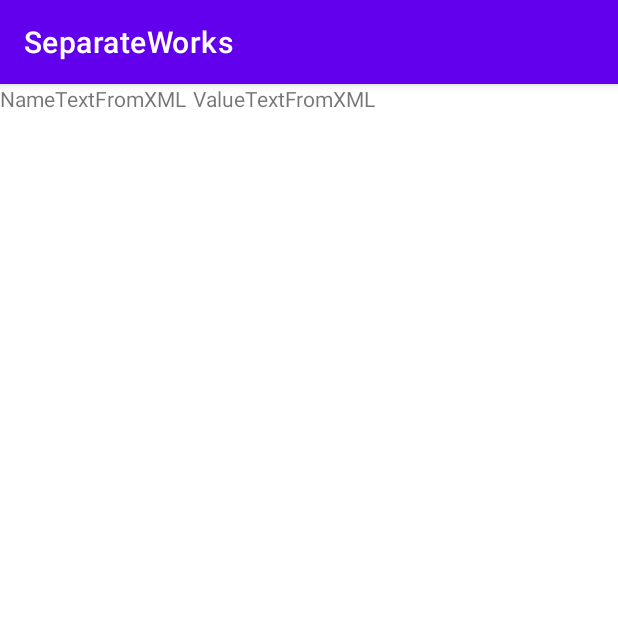
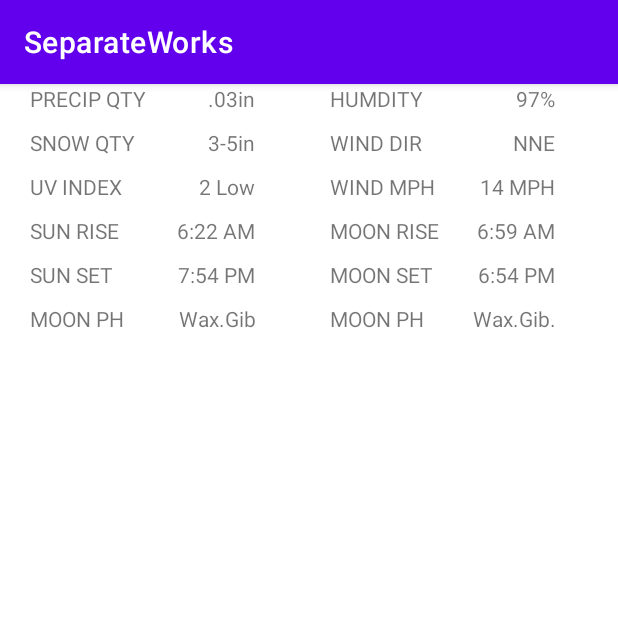
Before and after one commit to ayyappankarunan/SeparateWork, an Android app: the screen it shows after launch (MainActivity), on a phone screen of 412 x 824 dp, the top half of it. Run offline under Robolectric (Android 15) with nearby library versions, the phone set to English and light mode, and no system bars.

Commit message:
layout added

```diff
--- a/app/src/main/res/layout/activity_main.xml
+++ b/app/src/main/res/layout/activity_main.xml
@@ -4,13 +4,127 @@
     xmlns:tools="http://schemas.android.com/tools"
     android:layout_width="match_parent"
     android:layout_height="match_parent"
+    android:layout_marginStart="20dp"
+    android:orientation="vertical"
     tools:context=".MainActivity">
 
-    <com.example.separateworks.NameValueView
-        android:id="@+id/nameValueViewID"
+    <LinearLayout
         android:layout_width="wrap_content"
         android:layout_height="wrap_content"
-        app:name="NameTextFromXML"
-        app:value="ValueTextFromXML" />
+        android:layout_marginBottom="10dp"
+        android:orientation="horizontal">
 
+        <com.example.separateworks.NameValueView
+            android:layout_width="150dp"
+            android:layout_height="wrap_content"
+            android:layout_marginEnd="50dp"
+            app:name="PRECIP QTY"
+            app:value=".03in" />
+
+        <com.example.separateworks.NameValueView
+            android:layout_width="150dp"
+            android:layout_height="wrap_content"
+            app:name="HUMDITY"
+            app:value="97%" />
+    </LinearLayout>
+
+    <LinearLayout
+        android:layout_width="wrap_content"
+        android:layout_height="wrap_content"
+        android:layout_marginBottom="10dp"
+        android:orientation="horizontal">
+
+        <com.example.separateworks.NameValueView
+            android:layout_width="150dp"
+            android:layout_height="wrap_content"
+            android:layout_marginEnd="50dp"
+            app:name="SNOW QTY"
+            app:value="3-5in" />
+
+        <com.example.separateworks.NameValueView
+            android:layout_width="150dp"
+            android:layout_height="wrap_content"
+            app:name="WIND DIR"
+            app:value="NNE" />
+    </LinearLayout>
+
+    <LinearLayout
+        android:layout_width="wrap_content"
+        android:layout_height="wrap_content"
+        android:layout_marginBottom="10dp"
+        android:orientation="horizontal">
+
+        <com.example.separateworks.NameValueView
+            android:layout_width="150dp"
+            android:layout_height="wrap_content"
+            android:layout_marginEnd="50dp"
+            app:name="UV INDEX"
+            app:value="2 Low" />
+
+        <com.example.separateworks.NameValueView
+            android:layout_width="150dp"
+            android:layout_height="wrap_content"
+            app:name="WIND MPH"
+            app:value="14 MPH" />
+    </LinearLayout>
+
+    <LinearLayout
+        android:layout_width="wrap_content"
+        android:layout_height="wrap_content"
+        android:layout_marginBottom="10dp"
+        android:orientation="horizontal">
+
+        <com.example.separateworks.NameValueView
+            android:layout_width="150dp"
+            android:layout_height="wrap_content"
+            android:layout_marginEnd="50dp"
+            app:name="SUN RISE"
+            app:value="6:22 AM" />
+
+        <com.example.separateworks.NameValueView
+            android:layout_width="150dp"
+            android:layout_height="wrap_content"
+            app:name="MOON RISE"
+            app:value="6:59 AM" />
+    </LinearLayout>
+
+    <LinearLayout
+        android:layout_width="wrap_content"
+        android:layout_height="wrap_content"
+        android:layout_marginBottom="10dp"
+        android:orientation="horizontal">
+
+        <com.example.separateworks.NameValueView
+            android:layout_width="150dp"
+            android:layout_height="wrap_content"
+            android:layout_marginEnd="50dp"
+            app:name="SUN SET"
+            app:value="7:54 PM" />
+
+        <com.example.separateworks.NameValueView
+            android:layout_width="150dp"
+            android:layout_height="wrap_content"
+            app:name="MOON SET"
+            app:value="6:54 PM" />
+    </LinearLayout>
+
+    <LinearLayout
+        android:layout_width="wrap_content"
+        android:layout_height="wrap_content"
+        android:layout_marginBottom="10dp"
+        android:orientation="horizontal">
+
+        <com.example.separateworks.NameValueView
+            android:layout_width="150dp"
+            android:layout_height="wrap_content"
+            android:layout_marginEnd="50dp"
+            app:name="MOON PH"
+            app:value="Wax.Gib" />
+
+        <com.example.separateworks.NameValueView
+            android:layout_width="150dp"
+            android:layout_height="wrap_content"
+            app:name="MOON PH"
+            app:value="Wax.Gib." />
+    </LinearLayout>
 </LinearLayout>
```
